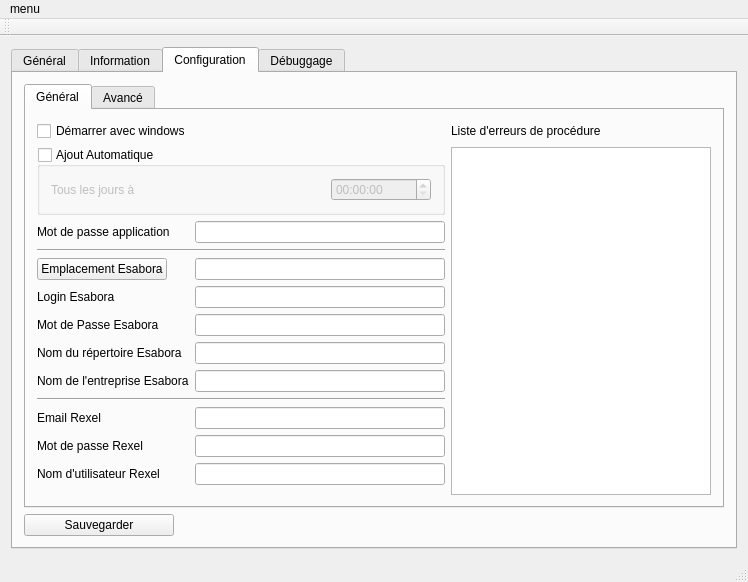
firedream89/AutoBL, file AutoBL/principal.ui: the form before one commit.
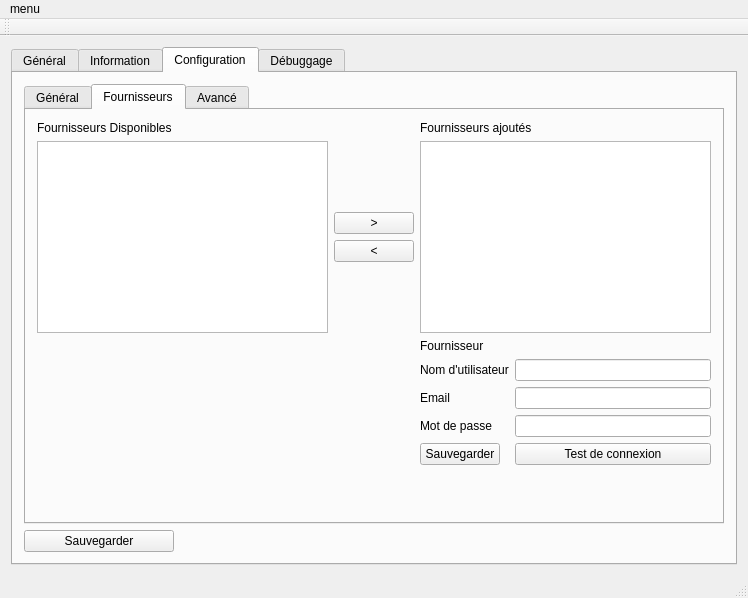
The form after the commit. The open tabs and pages were chosen to show the change. Icons and pictures are not drawn.

What changed in the file:
```diff
--- a/AutoBL/principal.ui
+++ b/AutoBL/principal.ui
@@ -7,7 +7,7 @@
     <x>0</x>
     <y>0</y>
     <width>748</width>
-    <height>571</height>
+    <height>598</height>
    </rect>
   </property>
   <property name="windowTitle">
@@ -385,104 +385,6 @@
                 </property>
                </widget>
               </item>
-              <item row="8" column="0" colspan="2">
-               <widget class="Line" name="line">
-                <property name="orientation">
-                 <enum>Qt::Horizontal</enum>
-                </property>
-               </widget>
-              </item>
-              <item row="9" column="0">
-               <widget class="QLabel" name="label_9">
-                <property name="text">
-                 <string>Email Rexel</string>
-                </property>
-               </widget>
-              </item>
-              <item row="9" column="1">
-               <widget class="QLineEdit" name="eNUR">
-                <property name="toolTip">
-                 <string>&lt;html&gt;&lt;head/&gt;&lt;body&gt;&lt;p&gt;Saisir l'adresse email du compte utilisateur du site Rexel.fr&lt;/p&gt;&lt;/body&gt;&lt;/html&gt;</string>
-                </property>
-                <property name="text">
-                 <string/>
-                </property>
-                <property name="echoMode">
-                 <enum>QLineEdit::Normal</enum>
-                </property>
-               </widget>
-              </item>
-              <item row="10" column="0">
-               <widget class="QLabel" name="label_10">
-                <property name="text">
-                 <string>Mot de passe Rexel</string>
-                </property>
-               </widget>
-              </item>
-              <item row="10" column="1">
-               <widget class="QLineEdit" name="eMDPR">
-                <property name="minimumSize">
-                 <size>
-                  <width>250</width>
-                  <height>0</height>
-                 </size>
-                </property>
-                <property name="maximumSize">
-                 <size>
-                  <width>16777215</width>
-                  <height>16777215</height>
-                 </size>
-                </property>
-                <property name="toolTip">
-                 <string>&lt;html&gt;&lt;head/&gt;&lt;body&gt;&lt;p&gt;Saisir le mot de passe du compte Rexel.fr&lt;/p&gt;&lt;/body&gt;&lt;/html&gt;</string>
-                </property>
-                <property name="text">
-                 <string/>
-                </property>
-                <property name="echoMode">
-                 <enum>QLineEdit::Password</enum>
-                </property>
-               </widget>
-              </item>
-              <item row="11" column="0">
-               <widget class="QLabel" name="label_13">
-                <property name="text">
-                 <string>Nom d'utilisateur Rexel</string>
-                </property>
-               </widget>
-              </item>
-              <item row="11" column="1">
-               <widget class="QLineEdit" name="eNUR2">
-                <property name="minimumSize">
-                 <size>
-                  <width>250</width>
-                  <height>0</height>
-                 </size>
-                </property>
-                <property name="maximumSize">
-                 <size>
-                  <width>16777215</width>
-                  <height>16777215</height>
-                 </size>
-                </property>
-                <property name="toolTip">
-                 <string>&lt;html&gt;&lt;head/&gt;&lt;body&gt;&lt;p&gt;Saisir le nom d'utilisateur du compte Rexel se trouvant en haut à droite sur la page d'accueil.&lt;/p&gt;&lt;p&gt;ex : MARTIN duPONT&lt;/p&gt;&lt;/body&gt;&lt;/html&gt;</string>
-                </property>
-                <property name="text">
-                 <string/>
-                </property>
-                <property name="echoMode">
-                 <enum>QLineEdit::Normal</enum>
-                </property>
-               </widget>
-              </item>
-              <item row="7" column="1">
-               <widget class="QLineEdit" name="nEntrepriseEsab">
-                <property name="toolTip">
-                 <string>&lt;html&gt;&lt;head/&gt;&lt;body&gt;&lt;p&gt;Entrez le nom de la base de donnée Esabora, indiquée à la fin du titre de la fenêtre principal d'Esabora.&lt;/p&gt;&lt;/body&gt;&lt;/html&gt;</string>
-                </property>
-               </widget>
-              </item>
               <item row="7" column="0">
                <widget class="QLabel" name="label_29">
                 <property name="text">
@@ -490,6 +392,27 @@
                 </property>
                </widget>
               </item>
+              <item row="7" column="1">
+               <widget class="QLineEdit" name="nEntrepriseEsab">
+                <property name="toolTip">
+                 <string>&lt;html&gt;&lt;head/&gt;&lt;body&gt;&lt;p&gt;Entrez le nom de la base de donnée Esabora, indiquée à la fin du titre de la fenêtre principal d'Esabora.&lt;/p&gt;&lt;/body&gt;&lt;/html&gt;</string>
+                </property>
+               </widget>
+              </item>
+              <item row="8" column="0">
+               <widget class="QPushButton" name="bMAJRepertoire">
+                <property name="text">
+                 <string>Mettre à jour le répertoire</string>
+                </property>
+               </widget>
+              </item>
+              <item row="9" column="0" colspan="2">
+               <widget class="Line" name="line">
+                <property name="orientation">
+                 <enum>Qt::Horizontal</enum>
+                </property>
+               </widget>
+              </item>
              </layout>
             </item>
             <item row="1" column="0" colspan="2">
@@ -558,6 +481,161 @@
             </item>
            </layout>
           </widget>
+          <widget class="QWidget" name="Fournisseur">
+           <attribute name="title">
+            <string>Fournisseurs</string>
+           </attribute>
+           <layout class="QGridLayout" name="gridLayout_6">
+            <item row="4" column="1">
+             <spacer name="verticalSpacer_5">
+              <property name="orientation">
+               <enum>Qt::Vertical</enum>
+              </property>
+              <property name="sizeHint" stdset="0">
+               <size>
+                <width>20</width>
+                <height>40</height>
+               </size>
+              </property>
+             </spacer>
+            </item>
+            <item row="0" column="0">
+             <widget class="QLabel" name="label_22">
+              <property name="maximumSize">
+               <size>
+                <width>16777215</width>
+                <height>25</height>
+               </size>
+              </property>
+              <property name="text">
+               <string>Fournisseurs Disponibles</string>
+              </property>
+             </widget>
+            </item>
+            <item row="1" column="1" rowspan="2">
+             <layout class="QVBoxLayout" name="verticalLayout">
+              <item>
+               <spacer name="verticalSpacer_4">
+                <property name="orientation">
+                 <enum>Qt::Vertical</enum>
+                </property>
+                <property name="sizeHint" stdset="0">
+                 <size>
+                  <width>20</width>
+                  <height>40</height>
+                 </size>
+                </property>
+               </spacer>
+              </item>
+              <item>
+               <widget class="QPushButton" name="bFrnAjouter">
+                <property name="text">
+                 <string>&gt;</string>
+                </property>
+               </widget>
+              </item>
+              <item>
+               <widget class="QPushButton" name="bFrnRetirer">
+                <property name="text">
+                 <string>&lt;</string>
+                </property>
+               </widget>
+              </item>
+              <item>
+               <spacer name="verticalSpacer_3">
+                <property name="orientation">
+                 <enum>Qt::Vertical</enum>
+                </property>
+                <property name="sizeHint" stdset="0">
+                 <size>
+                  <width>20</width>
+                  <height>40</height>
+                 </size>
+                </property>
+               </spacer>
+              </item>
+             </layout>
+            </item>
+            <item row="0" column="2">
+             <widget class="QLabel" name="label_23">
+              <property name="maximumSize">
+               <size>
+                <width>16777215</width>
+                <height>25</height>
+               </size>
+              </property>
+              <property name="text">
+               <string>Fournisseurs ajoutés</string>
+              </property>
+             </widget>
+            </item>
+            <item row="4" column="2">
+             <layout class="QFormLayout" name="formLayout_2">
+              <item row="0" column="0">
+               <widget class="QLabel" name="lFrnUserName">
+                <property name="text">
+                 <string>Nom d'utilisateur</string>
+                </property>
+               </widget>
+              </item>
+              <item row="0" column="1">
+               <widget class="QLineEdit" name="eFrnUserName"/>
+              </item>
+              <item row="1" column="0">
+               <widget class="QLabel" name="lFrnMail">
+                <property name="text">
+                 <string>Email</string>
+                </property>
+               </widget>
+              </item>
+              <item row="2" column="0">
+               <widget class="QLabel" name="lFrnMDP">
+                <property name="text">
+                 <string>Mot de passe</string>
+                </property>
+               </widget>
+              </item>
+              <item row="1" column="1">
+               <widget class="QLineEdit" name="eFrnMail"/>
+              </item>
+              <item row="2" column="1">
+               <widget class="QLineEdit" name="eFrnMDP">
+                <property name="echoMode">
+                 <enum>QLineEdit::Password</enum>
+                </property>
+               </widget>
+              </item>
+              <item row="3" column="0">
+               <widget class="QPushButton" name="bFrnSave">
+                <property name="text">
+                 <string>Sauvegarder</string>
+                </property>
+               </widget>
+              </item>
+              <item row="3" column="1">
+               <widget class="QPushButton" name="bFrnTest">
+                <property name="text">
+                 <string>Test de connexion</string>
+                </property>
+               </widget>
+              </item>
+             </layout>
+            </item>
+            <item row="3" column="2">
+             <widget class="QLabel" name="lFrn">
+              <property name="text">
+               <string>Fournisseur</string>
+              </property>
+             </widget>
+            </item>
+            <item row="1" column="0" rowspan="2">
+             <widget class="QListWidget" name="listFrnDispo"/>
+            </item>
+            <item row="1" column="2" rowspan="2">
+             <widget class="QListWidget" name="listFrnAjouter"/>
+            </item>
+           </layout>
+          </widget>
           <widget class="QWidget" name="tab_3">
            <attribute name="title">
             <string>Avancé</string>
```
Left out of the diff: 7 changed lines with no effect on the pictures.
